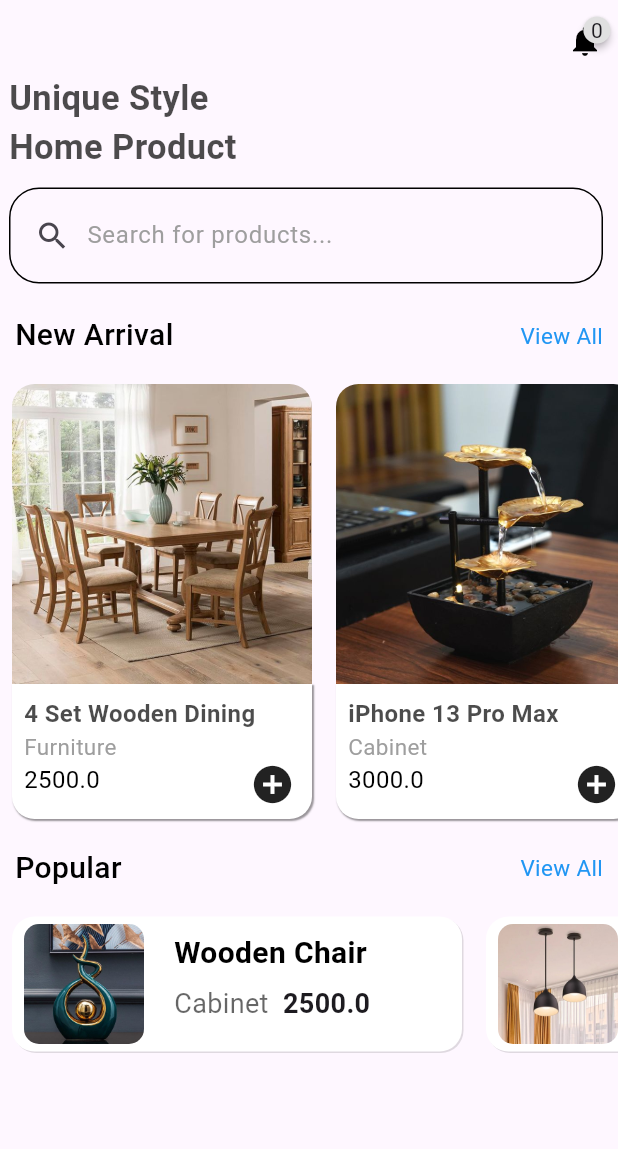
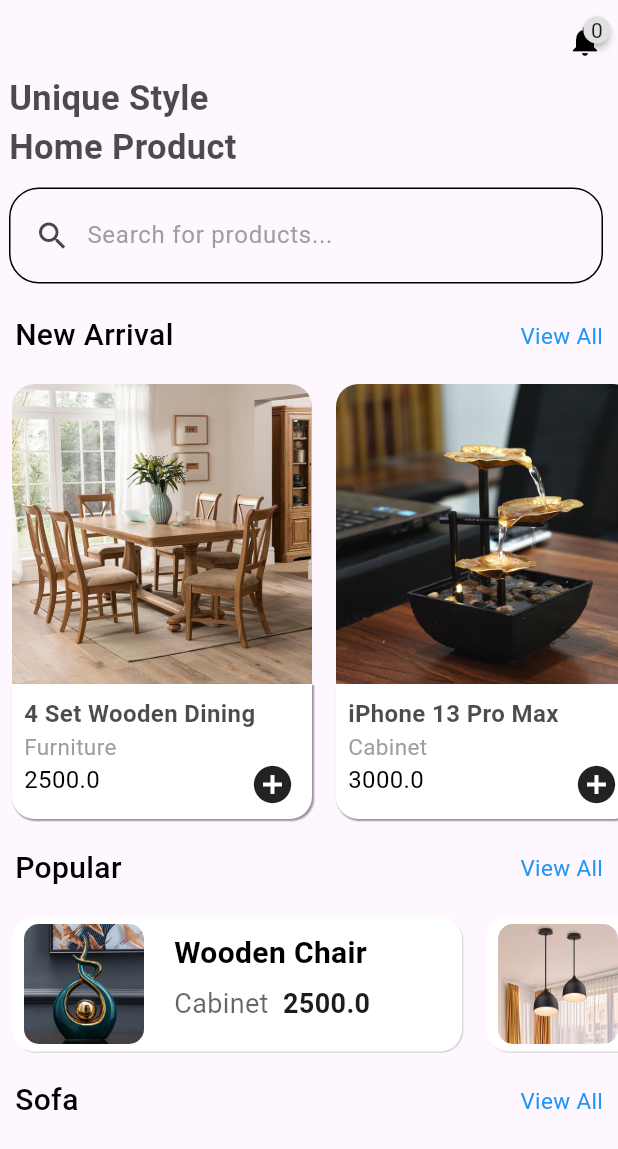
Before and after one commit to Tosin8/ktea, a Flutter app: the Home_Body screen opened directly, on a phone screen of 412 x 824 dp. Shown: the top 1149 px of the screen. Run offline on Flutter 3.47's test engine with Material 3 defaults, Android fonts, the phone set to English and light mode, and no system bars; drawn by our look-alikes of badges; our stand-ins replace animate_do, cloud_firestore, custom_navigation_bar, firebase_auth, firebase_core, firebase_messaging and 2 more; missing offline and left inert: antdesign_icons; accounts and stored records are empty.

Commit message:
Update home_body.dart
Creating Sofa Category UI

```diff
--- a/lib/screens/home/home_body.dart
+++ b/lib/screens/home/home_body.dart
@@ -86,74 +86,12 @@ SingleChildScrollView(
 
     ],
   ),
-)
+),
+SizedBox(height: 10,),
+titleCategory(title: 'Sofa', press: (){}),
 
         ]
          )
          );
   }
 }
-
-class popularProductCard extends StatelessWidget {
-  const popularProductCard({
-    super.key, required this.popularProducts,
-  });
-
-final Popular popularProducts;
-  @override
-  Widget build(BuildContext context) {
-    return Container(
-      height: 90, width: 300,
-      decoration: BoxDecoration(
-        borderRadius: BorderRadius.circular(15),
-        color: Colors.white,
-        boxShadow: const [
-          BoxShadow(
-            color: Colors.black12,
-            offset: Offset(1, 1)
-          ),
-        ]
-      ),
-      child: Row(
-        children: [
-          Padding(
-            padding: const EdgeInsets.only(left: 8.0),
-            child: Container(
-              height: 80, width: 80,
-              decoration: BoxDecoration(
-                borderRadius: BorderRadius.circular(10),
-                image: DecorationImage(
-                  image: AssetImage(
-                    popularProducts.imageUrl,
-                  ), fit: BoxFit.cover,
-                )
-              ),
-             )),
-             const SizedBox(width: 10),
-             Padding(
-               padding: const EdgeInsets.all(10.0),
-               child: Column(
-                crossAxisAlignment: CrossAxisAlignment.start,
-                children: [
-                  Text(
-                    popularProducts.title,
-                    style: const TextStyle(
-                      color: Colors.black,
-                    fontWeight: FontWeight.bold, fontSize: 20),),
-                    SizedBox(height: 6,),
-                    Row(
-                      children: [
-                        Text(popularProducts.category, style: TextStyle(fontSize: 18, color: Colors.black.withOpacity(0.6)),),
-                        Text(popularProducts.price.toString(), style: TextStyle(fontSize: 18,
-                        fontWeight: FontWeight.w600),),
-                      ],
-                    )
-                ],
-               ),
-             )
-
-        ],
-      ),
-    );
-  }
-}
```
